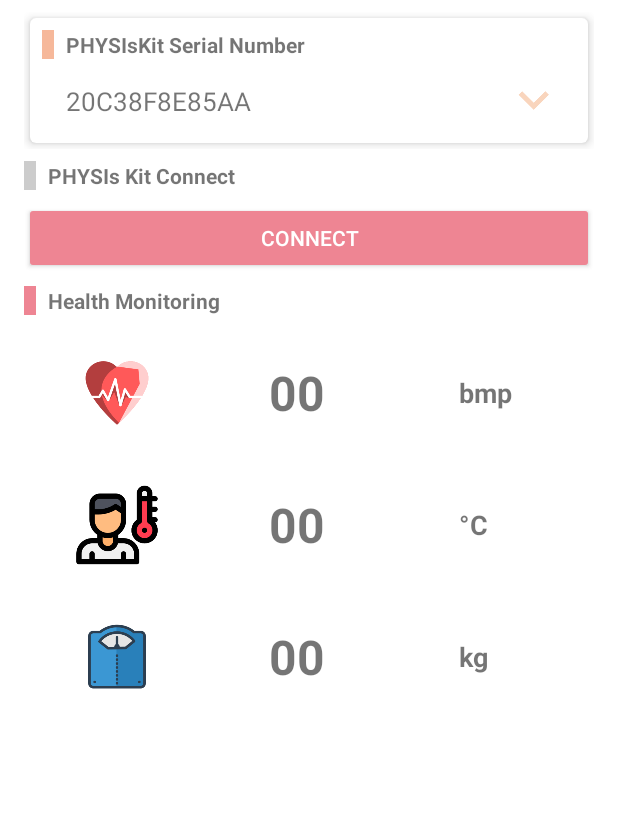
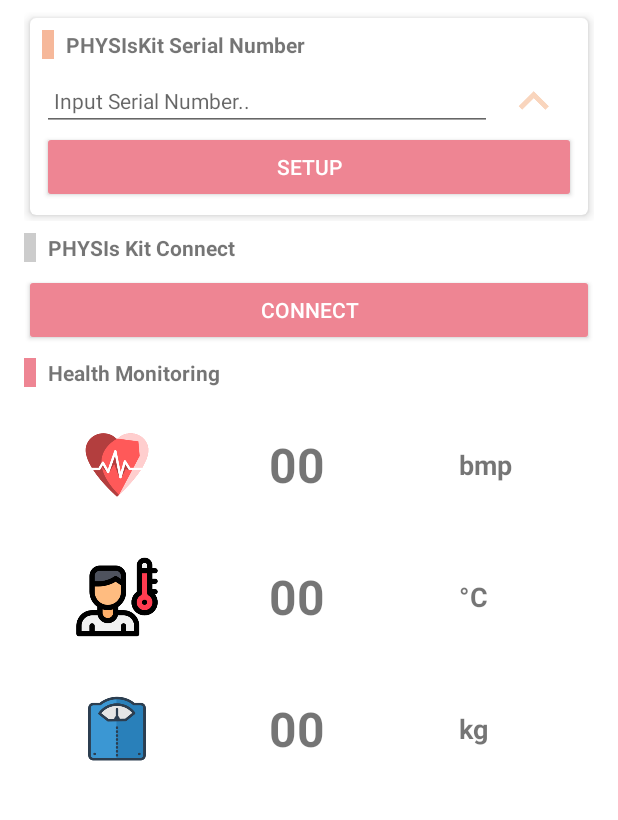
Before and after one commit to PhysiComTech/PHYSIs_SmartHealth, an Android app: the MainActivity screen opened directly, with no data from a screen before it, after a tap on an icon or button, on a phone screen of 412 x 824 dp, the part 84-904 px from its top. Run offline under Robolectric (Android 15) with nearby library versions, the phone set to English and light mode, and no system bars; 3 statements that could not run were skipped.

Commit message:
Edit Serial Setup

```diff
--- a/app/src/main/java/com/physis/dev/healthkit/MainActivity.java
+++ b/app/src/main/java/com/physis/dev/healthkit/MainActivity.java
@@ -41,8 +41,6 @@ public class MainActivity extends PHYSIsBLEActivity {
         setContentView(R.layout.activity_main);
 
         init();
-
-        snvSetup.setSerialNumber("20C38F8E85AA");
     }
 
     @Override
```
Also changed, not shown: 2 other files.
